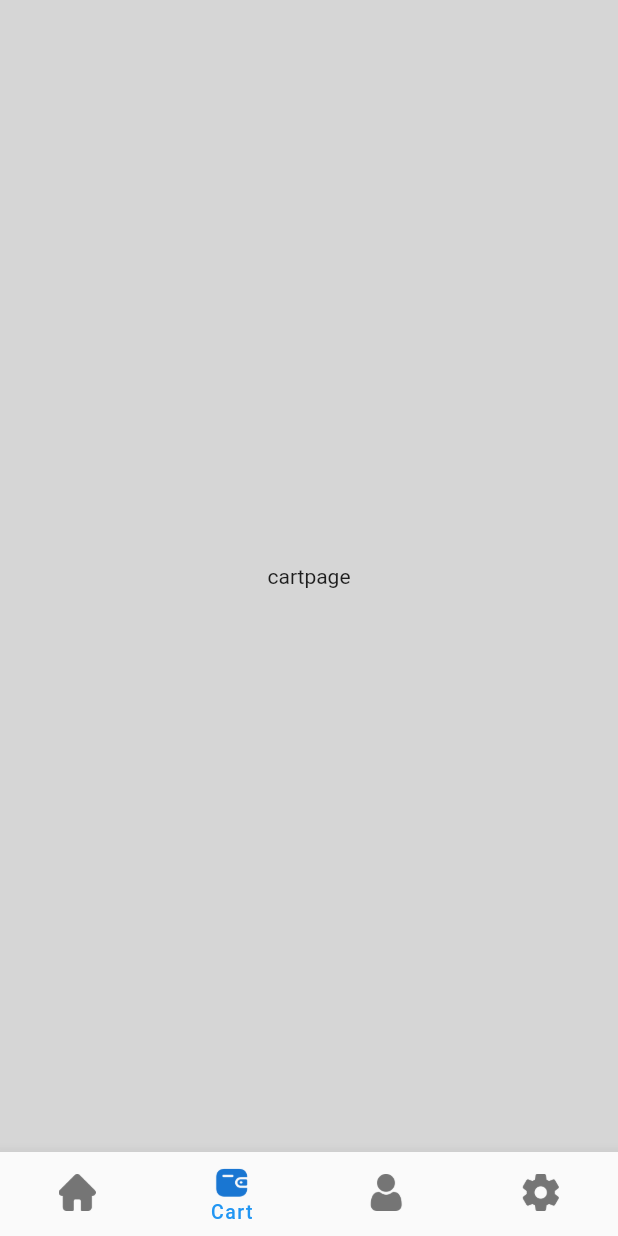
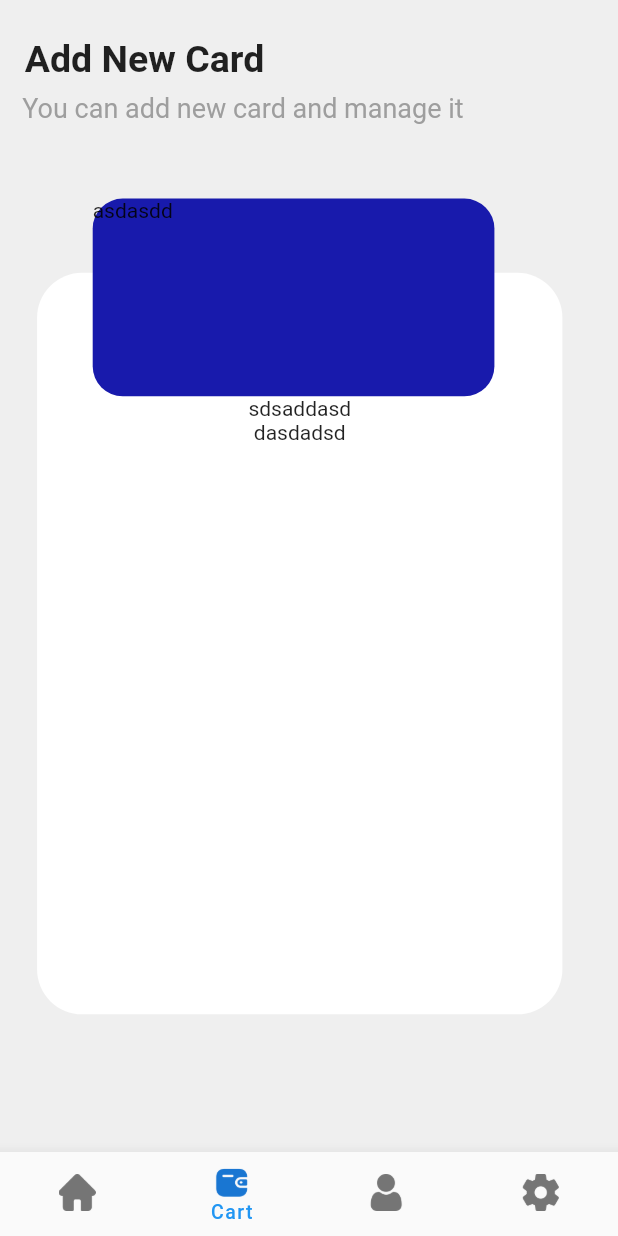
Before and after one commit to SSalahAyman/Wallet-app-UI, a Flutter app: the Navbar screen opened directly, item 2 of the bottom bar chosen, on a phone screen of 412 x 824 dp. Run offline on Flutter 3.47's test engine with Material 2 defaults, Android fonts, the phone set to English and light mode, and no system bars; our stand-ins replace animated_splash_screen, lottie, responsive_sizer, smooth_page_indicator, swipeable_button_view.

```diff
--- /dev/null
+++ b/walletapp/lib/components/card_page_components.dart/app_bar_card_page.dart
@@ -0,0 +1,48 @@
+import 'package:flutter/material.dart';
+
+class AppbarCardPage extends StatelessWidget {
+  const AppbarCardPage({super.key});
+  static late double width;
+  static late double height;
+  @override
+  Widget build(BuildContext context) {
+    width = MediaQuery.of(context).size.width;
+    height = MediaQuery.of(context).size.height;
+    return Column(
+      children: [
+        Padding(
+          padding: EdgeInsets.only(
+            left: width * 0.04,
+            right: width * 0.07,
+            top: height * 0.03,
+            bottom: height * 0.01,
+          ),
+          child: Row(
+            children: [
+              Text(
+                'Add New Card',
+                style: TextStyle(fontSize: 25, fontWeight: FontWeight.bold),
+              )
+            ],
+          ),
+        ),
+        Padding(
+          padding: EdgeInsets.symmetric(
+            horizontal: width * 0.036,
+          ),
+          child: Row(
+            children: [
+              Text(
+                'You can add new card and manage it',
+                style: TextStyle(
+                    fontSize: 18,
+                    fontWeight: FontWeight.normal,
+                    color: Colors.grey),
+              )
+            ],
+          ),
+        ),
+      ],
+    );
+  }
+}
--- a/walletapp/lib/components/home_page_components/app_bar.dart
+++ b/walletapp/lib/components/home_page_components/app_bar.dart
@@ -1,5 +1,5 @@
 import 'package:flutter/material.dart';
-import 'package:walletapp/screens/cart_page.dart';
+import 'package:walletapp/screens/card_page.dart';
 
 class Appbar extends StatelessWidget {
   const Appbar({super.key});
@@ -32,7 +32,7 @@ class Appbar extends StatelessWidget {
         GestureDetector(
           onTap: () {
             Navigator.push(context, MaterialPageRoute(builder: (context) {
-              return Cartpage();
+              return Cardpage();
             }));
           },
           child: Container(
--- a/walletapp/lib/components/navbar.dart
+++ b/walletapp/lib/components/navbar.dart
@@ -1,5 +1,5 @@
 import 'package:flutter/material.dart';
-import 'package:walletapp/screens/cart_page.dart';
+import 'package:walletapp/screens/card_page.dart';
 import 'package:walletapp/screens/home_page.dart';
 import 'package:walletapp/screens/profile_page.dart';
 import 'package:walletapp/screens/settings_page.dart';
@@ -18,7 +18,7 @@ class _NavbarState extends State<Navbar> {
 
   static List<Widget> pages = [
     Homepage(),
-    Cartpage(),
+    Cardpage(),
     Profilepage(),
     Settingspage(),
   ];
--- a/walletapp/lib/components/onboarding_screen_components.dart/second_intro_screen.dart
+++ b/walletapp/lib/components/onboarding_screen_components.dart/second_intro_screen.dart
@@ -52,7 +52,6 @@ class SecondIntroScreen extends StatelessWidget {
             radius: width * 0.3,
             child: Image.asset(
               "assets/icons/intro icons/add -card.png",
-              // width: width * 0.7,
             ),
           ),
         ),
@@ -79,10 +78,10 @@ class SecondIntroScreen extends StatelessWidget {
           ],
         ),
         SizedBox(
-          height: height * 0.02,
+          height: height * 0.01,
         ),
         Padding(
-          padding: EdgeInsets.only(right: width * 0.2, bottom: height * 0.01),
+          padding: EdgeInsets.only(left: width * 0.01, bottom: height * 0.01),
           child: Text(
             "going to card page and add all your card entries :",
             style: TextStyle(
--- a/walletapp/lib/components/onboarding_screen_components.dart/third_intro_screen.dart
+++ b/walletapp/lib/components/onboarding_screen_components.dart/third_intro_screen.dart
@@ -1,4 +1,5 @@
 import 'package:flutter/material.dart';
+import 'package:responsive_sizer/responsive_sizer.dart';
 import 'package:walletapp/main.dart';
 
 class ThirdIntroScreen extends StatelessWidget {
--- /dev/null
+++ b/walletapp/lib/materials/default_colors.dart
@@ -0,0 +1,5 @@
+import 'package:flutter/material.dart';
+
+class DefaultColors {
+  static Color defaultGrey = Colors.grey.withOpacity(.12);
+}
--- /dev/null
+++ b/walletapp/lib/screens/card_page.dart
@@ -0,0 +1,82 @@
+import 'package:flutter/material.dart';
+import 'package:walletapp/materials/default_colors.dart';
+
+import '../components/card_page_components.dart/app_bar_card_page.dart';
+
+class Cardpage extends StatelessWidget {
+  const Cardpage({super.key});
+  static late double width;
+  static late double height;
+  @override
+  Widget build(BuildContext context) {
+    width = MediaQuery.of(context).size.width;
+    height = MediaQuery.of(context).size.height;
+    return SafeArea(
+      child: Scaffold(
+        backgroundColor: DefaultColors.defaultGrey,
+        body: Container(
+          width: width,
+          height: height,
+          child: Column(
+            children: [
+              AppbarCardPage(),
+              SizedBox(
+                height: height * 0.06,
+              ),
+              Container(
+                height: height * 0.745,
+                child: ListView(
+                  children: [
+                    Stack(
+                      children: [
+                        Padding(
+                          padding: EdgeInsets.only(
+                            top: height * 0.06,
+                            left: width * 0.06,
+                            right: width * 0.06,
+                          ),
+                          child: Container(
+                            width: width * 0.85,
+                            height: height * 0.6,
+                            decoration: BoxDecoration(
+                                color: Colors.white,
+                                borderRadius: BorderRadius.circular(30)),
+                            child: Column(
+                              children: [
+                                Padding(
+                                  padding: EdgeInsets.only(top: height * 0.1),
+                                  child: Text("sdsaddasd"),
+                                ),
+                                Text("dasdadsd")
+                              ],
+                            ),
+                          ),
+                        ),
+                        Padding(
+                          padding: EdgeInsets.only(
+                              left: width * 0.15, bottom: height * 0.1),
+                          child: Container(
+                            width: width * 0.65,
+                            height: height * 0.16,
+                            decoration: BoxDecoration(
+                                color: Color.fromARGB(255, 24, 26, 172),
+                                borderRadius: BorderRadius.circular(20)),
+                            child: Column(children: [
+                              Row(
+                                children: [Text("asdasdd")],
+                              )
+                            ]),
+                          ),
+                        ),
+                      ],
+                    ),
+                  ],
+                ),
+              )
+            ],
+          ),
+        ),
+      ),
+    );
+  }
+}
--- a/walletapp/lib/screens/cart_page.dart
+++ /dev/null
@@ -1,24 +0,0 @@
-import 'package:flutter/material.dart';
-
-class Cartpage extends StatelessWidget {
-  const Cartpage({super.key});
-  static late double width;
-  static late double height;
-  @override
-  Widget build(BuildContext context) {
-    width = MediaQuery.of(context).size.width;
-    height = MediaQuery.of(context).size.height;
-    return Scaffold(
-      backgroundColor: Colors.grey[350],
-      body: SafeArea(
-        child: Container(
-          width: width,
-          height: height,
-          child: Center(
-            child: Text("cartpage"),
-          ),
-        ),
-      ),
-    );
-  }
-}
--- a/walletapp/lib/screens/home_page.dart
+++ b/walletapp/lib/screens/home_page.dart
@@ -1,5 +1,6 @@
 import 'package:flutter/material.dart';
 import 'package:smooth_page_indicator/smooth_page_indicator.dart';
+import 'package:walletapp/materials/default_colors.dart';
 import 'package:walletapp/models/card_number.dart';
 import 'package:walletapp/components/home_page_components/app_bar.dart';
 import 'package:walletapp/components/home_page_components/history_transactions.dart';
@@ -77,7 +78,7 @@ class Homepage extends StatelessWidget {
     width = MediaQuery.of(context).size.width;
     height = MediaQuery.of(context).size.height;
     return Scaffold(
-      backgroundColor: Colors.grey[350],
+      backgroundColor: DefaultColors.defaultGrey,
       body: SafeArea(
         child: Container(
           width: width,
--- a/walletapp/lib/screens/onboarding_screen.dart
+++ b/walletapp/lib/screens/onboarding_screen.dart
@@ -21,8 +21,6 @@ class _OnboardingscreensState extends State<Onboardingscreens> {
   static late double width;
   static late double height;
 
-  String buttontext = "next";
-
   bool isFinished = false;
 
   List<Widget> intropages = [
@@ -32,7 +30,7 @@ class _OnboardingscreensState extends State<Onboardingscreens> {
   ];
 
   final _controller = PageController(initialPage: 0);
-
+  int pageIndex = 0;
   @override
   Widget build(BuildContext context) {
     width = MediaQuery.of(context).size.width;
@@ -52,15 +50,9 @@ class _OnboardingscreensState extends State<Onboardingscreens> {
               height: height * 0.82,
               child: PageView(
                 onPageChanged: (value) {
-                  if (value == 2) {
-                    setState(() {
-                      buttontext = "finish";
-                    });
-                  } else {
-                    setState(() {
-                      buttontext = "Next";
-                    });
-                  }
+                  setState(() {
+                    pageIndex = value;
+                  });
                 },
                 physics: const BouncingScrollPhysics(),
                 scrollDirection: Axis.horizontal,
@@ -93,12 +85,27 @@ class _OnboardingscreensState extends State<Onboardingscreens> {
               indicator button
             */
             Container(
-              child: buttontext == "Next"
-                  ? Nextbutton()
-                  : Container(
+              child: pageIndex == 2
+                  ? Container(
                       width: width * 0.8,
                       height: height * 0.07,
                       child: Slidebutton(),
+                    )
+                  : ElevatedButton(
+                      onPressed: () {
+                        _controller.nextPage(
+                            duration: Duration(milliseconds: 500),
+                            curve: Curves.easeIn);
+                      },
+                      child: Text(
+                        "next",
+                        style: TextStyle(fontSize: 20),
+                      ),
+                      style: ElevatedButton.styleFrom(
+                          shape: RoundedRectangleBorder(
+                              borderRadius: BorderRadius.circular(10)),
+                          primary: Color(0xff00509d),
+                          minimumSize: Size(340, 50)),
                     ),
             ),
           ],
```
